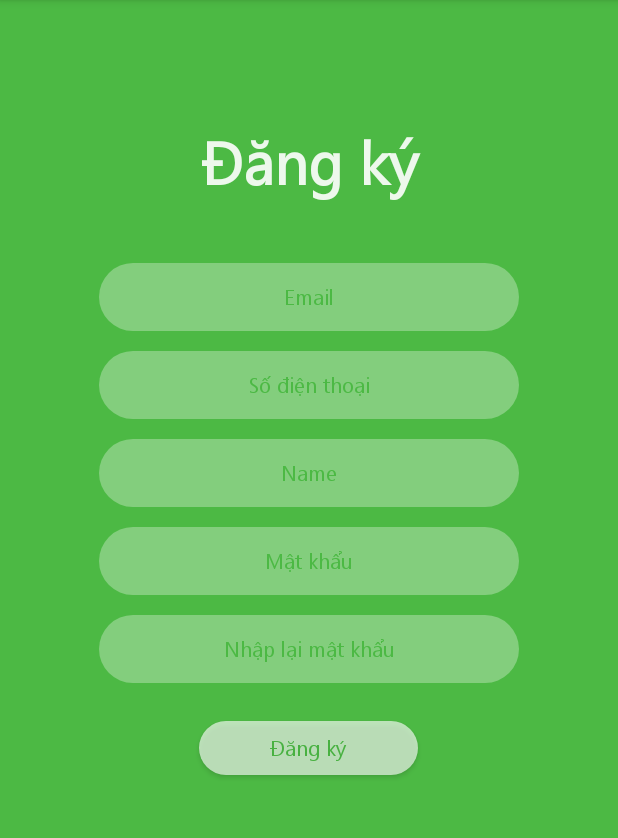
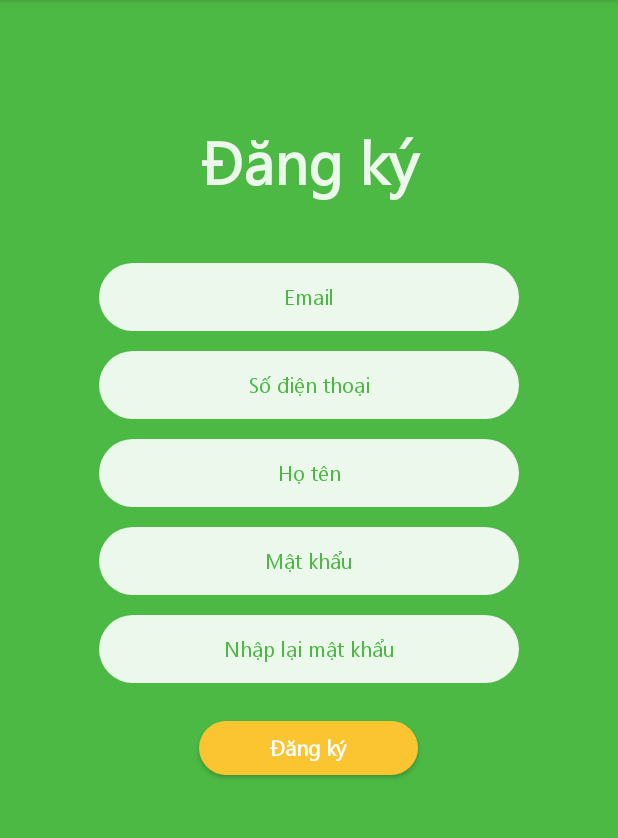
Before and after one commit to hieutdt/Uber_17CNTN, an Android app: the SignUpActivity screen opened directly, with no data from a screen before it, on a phone screen of 412 x 824 dp, the part 84-922 px from its top. Run offline under Robolectric (Android 15) with nearby library versions, the phone set to English and light mode, and no system bars; our stand-ins replace Firebase (no records; nobody signed in at launch, a user with empty details on screens opened directly).

Commit message:
update ui #3

```diff
--- /dev/null
+++ b/app/src/main/res/drawable/button_register.xml
@@ -0,0 +1,10 @@
+<?xml version="1.0" encoding="utf-8"?>
+<shape xmlns:android="http://schemas.android.com/apk/res/android"
+    android:shape="rectangle" android:padding="10dp">
+    <solid android:color="#fbc531"/>
+    <corners
+        android:bottomRightRadius="35dp"
+        android:bottomLeftRadius="35dp"
+        android:topLeftRadius="35dp"
+        android:topRightRadius="35dp"/>
+</shape>
--- a/app/src/main/res/layout/fragment_profile.xml
+++ b/app/src/main/res/layout/fragment_profile.xml
@@ -4,7 +4,8 @@
     android:orientation="vertical"
     android:layout_width="match_parent"
     android:layout_height="match_parent"
-    android:gravity="center_horizontal">
+    android:gravity="center_horizontal"
+    android:background="#FFFFFFFF">
 
     <LinearLayout
         android:layout_width="match_parent"
--- a/app/src/main/res/layout/fragment_sign_up.xml
+++ b/app/src/main/res/layout/fragment_sign_up.xml
@@ -24,12 +24,11 @@
         android:layout_width="280dp"
         android:layout_height="45dp"
         android:textSize="14dp"
-        android:textColor="@android:color/white"
+        android:textColor="@android:color/black"
         android:textAlignment="center"
         android:layout_marginTop="40dp"
         android:fontFamily="@font/segoe_ui_regular"
         android:background="@drawable/edit_text_shape"
-        android:alpha="0.34"
         android:textColorHint="#4CB944"
         android:hint="Email"
         android:layout_marginBottom="13dp" />
@@ -39,11 +38,10 @@
         android:layout_width="280dp"
         android:layout_height="45dp"
         android:textSize="14dp"
-        android:textColor="@android:color/white"
+        android:textColor="@android:color/black"
         android:textAlignment="center"
         android:fontFamily="@font/segoe_ui_regular"
         android:background="@drawable/edit_text_shape"
-        android:alpha="0.34"
         android:textColorHint="#4CB944"
         android:hint="Số điện thoại"
         android:layout_marginBottom="13dp" />
@@ -53,13 +51,12 @@
         android:layout_width="280dp"
         android:layout_height="45dp"
         android:textSize="14dp"
-        android:textColor="@android:color/white"
+        android:textColor="@android:color/black"
         android:textAlignment="center"
         android:fontFamily="@font/segoe_ui_regular"
         android:background="@drawable/edit_text_shape"
-        android:alpha="0.34"
         android:textColorHint="#4CB944"
-        android:hint="Name"
+        android:hint="Họ tên"
         android:layout_marginBottom="13dp" />
 
     <EditText
@@ -67,11 +64,10 @@
         android:layout_width="280dp"
         android:layout_height="45dp"
         android:textSize="14dp"
-        android:textColor="@android:color/white"
+        android:textColor="@android:color/black"
         android:textAlignment="center"
         android:fontFamily="@font/segoe_ui_regular"
         android:background="@drawable/edit_text_shape"
-        android:alpha="0.34"
         android:textColorHint="#4CB944"
         android:hint="Mật khẩu"
         android:layout_marginBottom="13dp"
@@ -82,11 +78,10 @@
         android:layout_width="280dp"
         android:layout_height="45dp"
         android:textSize="14dp"
-        android:textColor="@android:color/white"
+        android:textColor="@android:color/black"
         android:textAlignment="center"
         android:fontFamily="@font/segoe_ui_regular"
         android:background="@drawable/edit_text_shape"
-        android:alpha="0.34"
         android:textColorHint="#4CB944"
         android:hint="Nhập lại mật khẩu"
         android:layout_marginBottom="25dp"
@@ -96,12 +91,12 @@
         android:id="@+id/sign_up_button"
         android:layout_width="146dp"
         android:layout_height="36dp"
-        android:background="@drawable/edit_text_shape"
-        android:alpha="0.7"
+        android:background="@drawable/button_register"
         android:fontFamily="@font/segoe_ui_regular"
         android:text="Đăng ký"
+        android:textStyle="bold"
         android:textAllCaps="false"
-        android:textColor="@color/green"
+        android:textColor="#FFFFFF"
         android:layout_marginBottom="25dp"/>
 
 </LinearLayout>
```
Also changed, not shown: app/src/main/java/com/example/cntn_grab/Screens/DriverStartActivity.java (added, +16 -0 lines), app/src/main/res/drawable/button_shape.xml (added, +10 -0 lines), app/src/main/res/layout/activity_driver_start.xml (added, +36 -0 lines), app/src/main/res/layout/fragment_login.xml (+7 -10 lines), app/src/main/res/drawable-v24/driver_avatar.png (added).
